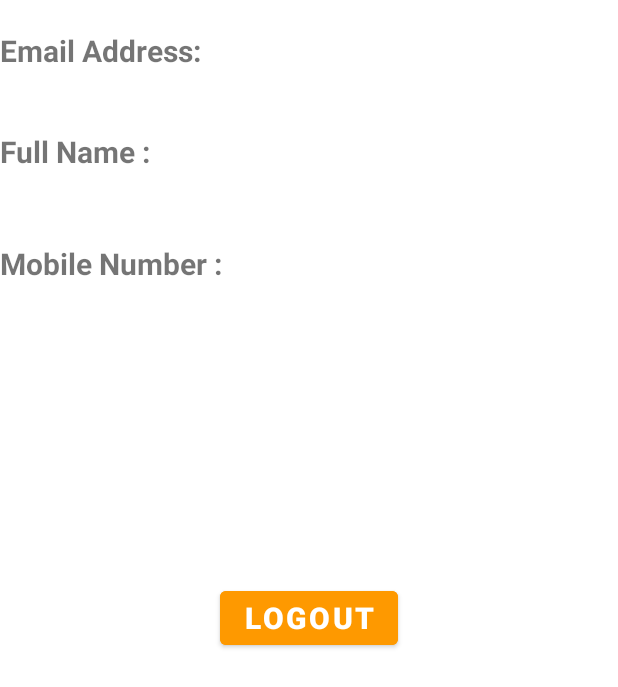
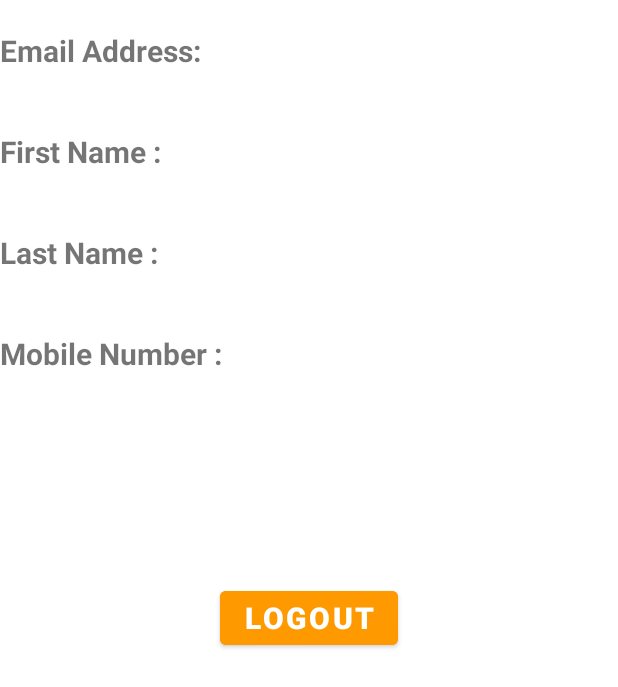
Before and after one commit to Zakaria-Ar/Online-Store-Android, an Android app: the AccountInformation screen opened directly, with no data from a screen before it, on a phone screen of 412 x 824 dp. Shown: the top 687 px of the screen. Run offline under Robolectric (Android 15) with nearby library versions, the phone set to English and light mode, and no system bars; our stand-ins replace Firebase (no records; nobody signed in at launch, a user with empty details on screens opened directly).

Commit message:
finished project

```diff
--- a/app/src/main/java/com/example/store/AccountInformation.java
+++ b/app/src/main/java/com/example/store/AccountInformation.java
@@ -46,7 +46,8 @@
         firebaseFirestore = FirebaseFirestore.getInstance();
         userID = user.getUid();
 
-        final TextView fullNameTextView = (TextView) findViewById(R.id.fullName);
+        final TextView firstNameTextView = (TextView) findViewById(R.id.firstName);
+        final TextView lastNameTextView = (TextView) findViewById(R.id.lastName);
         final TextView emailTextView = (TextView) findViewById(R.id.emailAddress);
         final TextView mobileNumberTextView = (TextView) findViewById(R.id.mobileNumber);
 
@@ -55,11 +56,13 @@
                     public void onSuccess(DocumentSnapshot documentSnapshot) {
                         if (documentSnapshot.exists()) {
                             // User document exists, get data
-                            String fullName = documentSnapshot.getString("name");
+                            String firstName = documentSnapshot.getString("firstName");
+                            String lastName = documentSnapshot.getString("lastName");
                             String email = documentSnapshot.getString("email");
                             String mobileNumber = documentSnapshot.getString("number");
 
-                            fullNameTextView.setText(fullName);
+                            firstNameTextView.setText(firstName);
+                            lastNameTextView.setText(lastName);
                             emailTextView.setText(email);
                             mobileNumberTextView.setText(mobileNumber);
 
--- /dev/null
+++ b/app/src/main/res/drawable/ic_shopping_cart.xml
@@ -0,0 +1,5 @@
+<vector android:height="24dp" android:tint="#000000"
+    android:viewportHeight="24" android:viewportWidth="24"
+    android:width="24dp" xmlns:android="http://schemas.android.com/apk/res/android">
+    <path android:fillColor="@android:color/white" android:pathData="M7,18c-1.1,0 -1.99,0.9 -1.99,2S5.9,22 7,22s2,-0.9 2,-2 -0.9,-2 -2,-2zM1,2v2h2l3.6,7.59 -1.35,2.45c-0.16,0.28 -0.25,0.61 -0.25,0.96 0,1.1 0.9,2 2,2h12v-2L7.42,15c-0.14,0 -0.25,-0.11 -0.25,-0.25l0.03,-0.12 0.9,-1.63h7.45c0.75,0 1.41,-0.41 1.75,-1.03l3.58,-6.49c0.08,-0.14 0.12,-0.31 0.12,-0.48 0,-0.55 -0.45,-1 -1,-1L5.21,4l-0.94,-2L1,2zM17,18c-1.1,0 -1.99,0.9 -1.99,2s0.89,2 1.99,2 2,-0.9 2,-2 -0.9,-2 -2,-2z"/>
+</vector>
--- a/app/src/main/res/layout/activity_account_information.xml
+++ b/app/src/main/res/layout/activity_account_information.xml
@@ -26,21 +26,41 @@
         android:layout_marginLeft="30dp"
         android:textSize="20sp"/>
     <TextView
-        android:id="@+id/fullNameTitle"
+        android:id="@+id/firstNameTitle"
         android:layout_width="wrap_content"
         android:layout_height="wrap_content"
-        android:text="Full Name :"
+        android:text="First Name :"
         android:textStyle="bold"
         app:layout_constraintTop_toBottomOf="@id/emailAddressTitle"
         app:layout_constraintLeft_toLeftOf="parent"
         android:layout_marginTop="40dp"
         android:textSize="20sp"/>
+
     <TextView
-        android:id="@+id/fullName"
+        android:id="@+id/firstName"
         android:layout_width="wrap_content"
         android:layout_height="wrap_content"
-        app:layout_constraintTop_toBottomOf="@id/fullNameTitle"
-        app:layout_constraintLeft_toLeftOf="@id/emailAddressTitle"
+        app:layout_constraintTop_toBottomOf="@id/firstNameTitle"
+        app:layout_constraintLeft_toLeftOf="@id/firstNameTitle"
+        android:layout_marginLeft="30dp"
+        android:textSize="20sp"/>
+    <TextView
+        android:id="@+id/lastNameTitle"
+        android:layout_width="wrap_content"
+        android:layout_height="wrap_content"
+        android:text="Last Name :"
+        android:textStyle="bold"
+        app:layout_constraintTop_toBottomOf="@id/firstNameTitle"
+        app:layout_constraintLeft_toLeftOf="parent"
+        android:layout_marginTop="40dp"
+        android:textSize="20sp"/>
+
+    <TextView
+        android:id="@+id/lastName"
+        android:layout_width="wrap_content"
+        android:layout_height="wrap_content"
+        app:layout_constraintTop_toBottomOf="@id/lastNameTitle"
+        app:layout_constraintLeft_toLeftOf="@id/lastNameTitle"
         android:layout_marginLeft="30dp"
         android:textSize="20sp"/>
     <TextView
@@ -49,16 +69,16 @@
         android:layout_height="wrap_content"
         android:text="Mobile Number :"
         android:textStyle="bold"
-        app:layout_constraintTop_toBottomOf="@id/fullName"
+        app:layout_constraintTop_toBottomOf="@id/lastNameTitle"
         app:layout_constraintLeft_toLeftOf="parent"
-        android:layout_marginTop="20dp"
+        android:layout_marginTop="40dp"
         android:textSize="20sp"/>
     <TextView
         android:id="@+id/mobileNumber"
         android:layout_width="wrap_content"
         android:layout_height="wrap_content"
         app:layout_constraintTop_toBottomOf="@id/mobileNumberTitle"
-        app:layout_constraintLeft_toLeftOf="@id/fullNameTitle"
+        app:layout_constraintLeft_toLeftOf="@id/mobileNumberTitle"
         android:layout_marginLeft="30dp"
         android:textSize="20sp"/>
 
--- a/app/src/main/res/menu/navigation_menu.xml
+++ b/app/src/main/res/menu/navigation_menu.xml
@@ -5,7 +5,7 @@
         android:icon="@drawable/ic_home"
         android:title="@string/home" />
     <item android:id="@+id/menuFavorite"
-        android:icon="@drawable/ic_favorite"
+        android:icon="@drawable/ic_shopping_cart"
         android:title="@string/favorite" />
     <item android:id="@+id/menuAccount"
         android:icon="@drawable/ic_account_circle"
```
